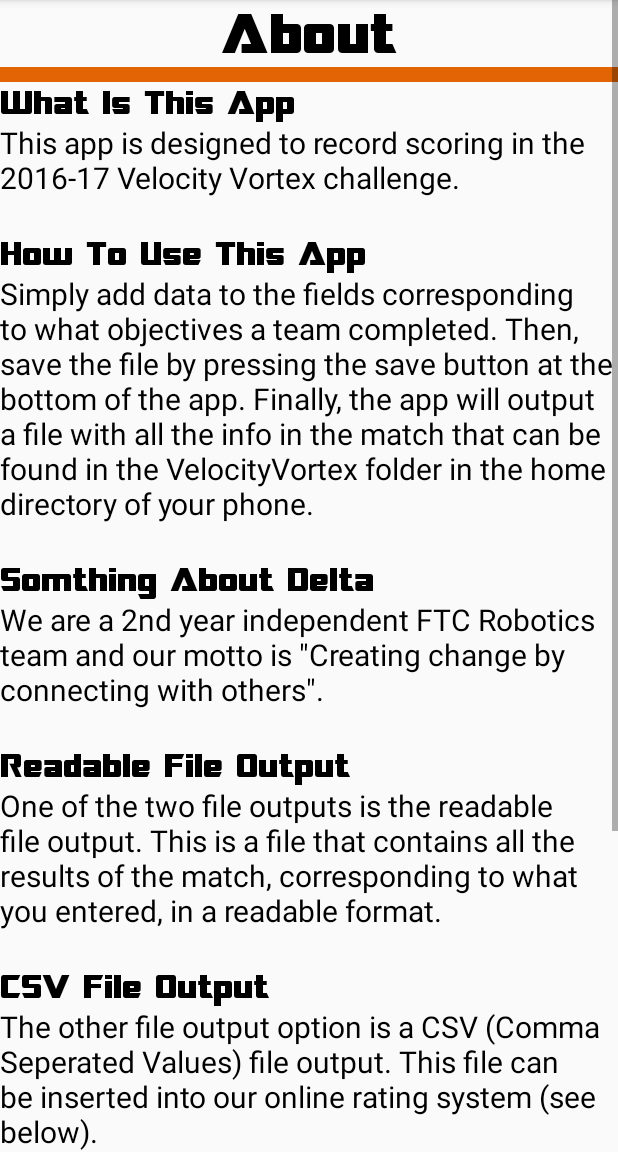
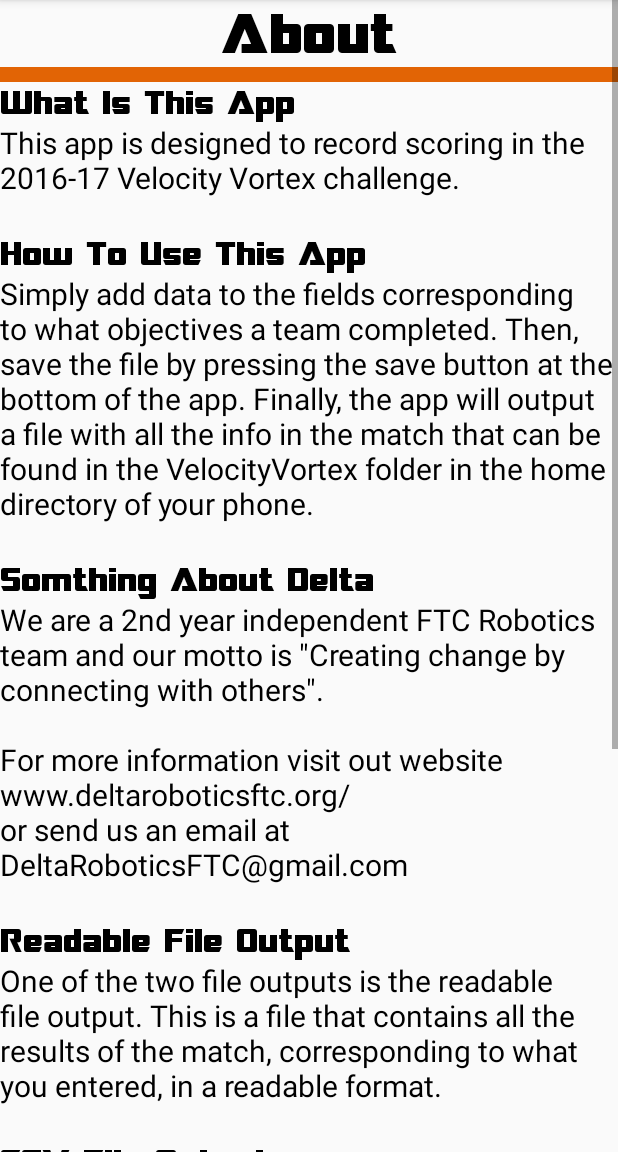
Before and after one commit to DeltaRobotics/ScoutingAppVelocityVortex, an Android app: the screen it shows after launch (MainActivity), in the options menu, after a tap on "About", on a phone screen of 412 x 824 dp, the part 84-1236 px from its top. Run offline under Robolectric (Android 15) with nearby library versions, the phone set to English and light mode, and no system bars.

Commit message:
-Added website and email to about page
--Uploaded Version 3.2 to the App Store

```diff
--- a/app/build.gradle
+++ b/app/build.gradle
@@ -8,7 +8,7 @@
         minSdkVersion 15
         targetSdkVersion 25
         versionCode 4
-        versionName "3.1"
+        versionName "3.2"
         testInstrumentationRunner "android.support.test.runner.AndroidJUnitRunner"
     }
     buildTypes {
--- a/app/src/main/res/layout/layout_about.xml
+++ b/app/src/main/res/layout/layout_about.xml
@@ -47,7 +47,7 @@
         android:id="@+id/sub_title_about_body_aboutDelta" />
 
     <TextView
-        android:text='We are a 2nd year independent FTC Robotics team and our motto is "Creating change by connecting with others".\n'
+        android:text='We are a 2nd year independent FTC Robotics team and our motto is "Creating change by connecting with others".\n\nFor more information visit out website\nwww.deltaroboticsftc.org/\nor send us an email at\nDeltaRoboticsFTC@gmail.com\n'
         android:layout_width="match_parent"
         android:layout_height="wrap_content"
         android:textSize="20sp"
--- a/app/src/main/res/values/strings.xml
+++ b/app/src/main/res/values/strings.xml
@@ -2,6 +2,6 @@
     <string name="app_name">Scouting App</string>
     <string name="game_name">Velocity Vortex</string>
 
-    <string name="version_number">Version Dev 3.1</string>
+    <string name="version_number">Version Dev 3.2</string>
     <string name="title_activity_review">ReviewActivity</string>
 </resources>
```
Also changed, not shown: 1 other file.
